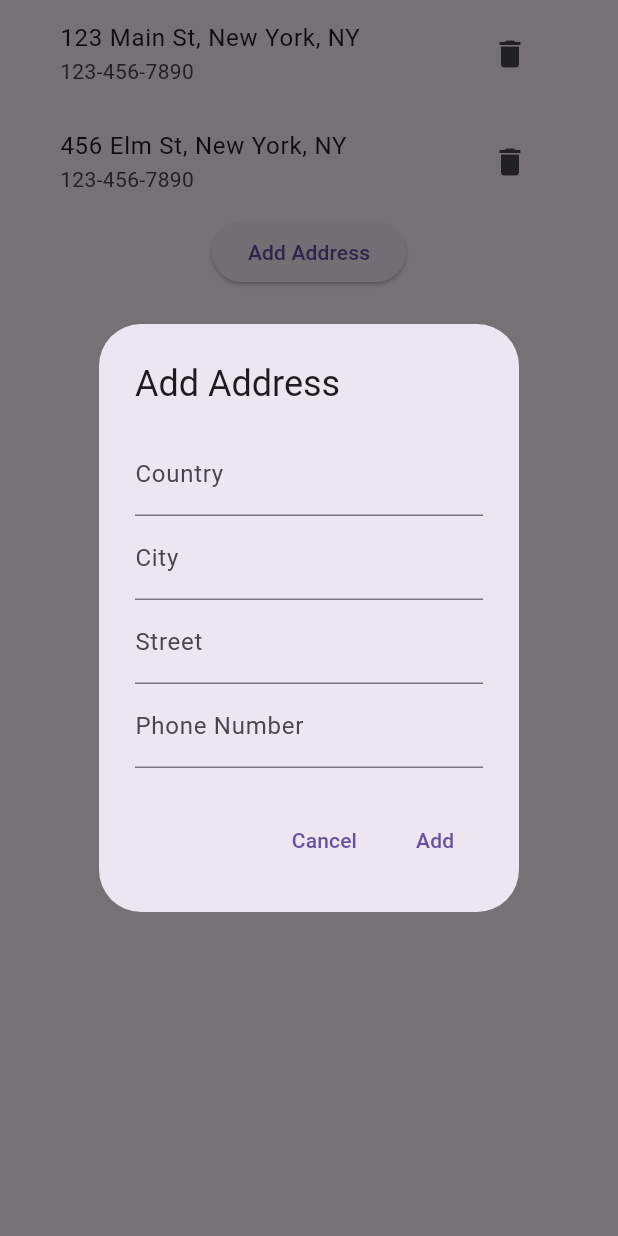
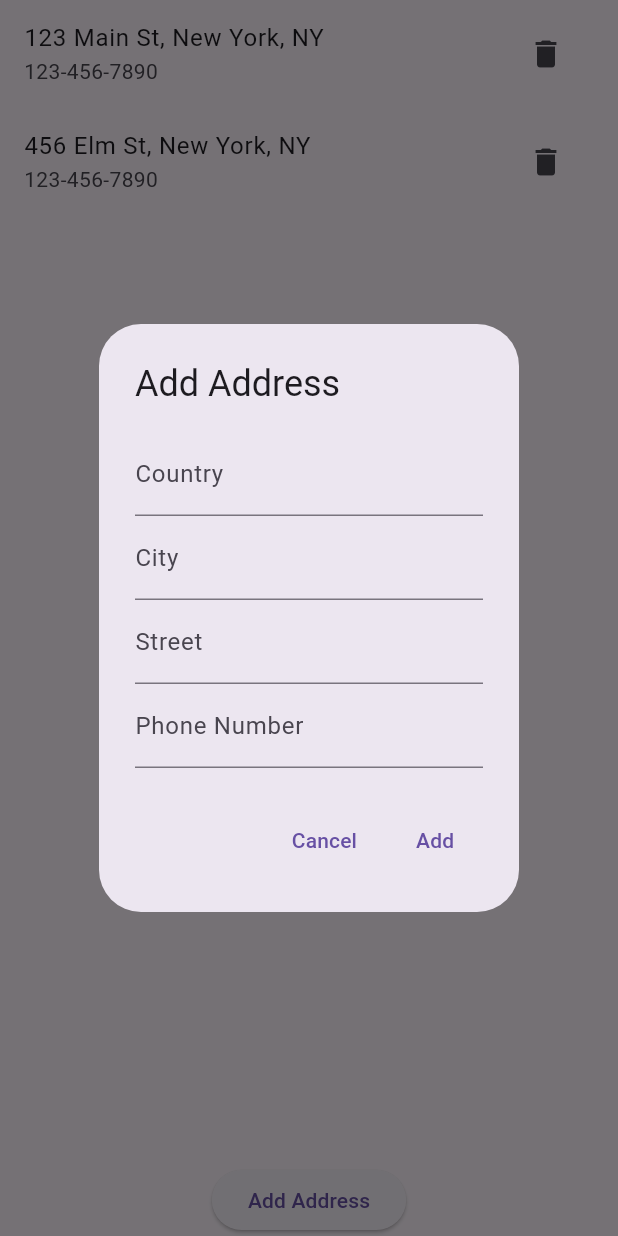
Before and after one commit to MinhTh2nh/Flutter-Store-Mobile-Application, a Flutter app: the AddressManagement screen opened directly, after a tap on "Add Address", on a phone screen of 412 x 824 dp. Run offline on Flutter 3.47's test engine with Material 3 defaults, Android fonts, the phone set to English and light mode, and no system bars; our stand-ins replace carousel_slider, cloud_firestore, firebase_auth, flutter_svg, get, velocity_x; accounts and stored records are empty.

Commit message:
fix address.

```diff
--- a/lib/components/address_management.dart
+++ b/lib/components/address_management.dart
@@ -4,6 +4,7 @@ class AddressManagement extends StatefulWidget {
   final void Function(String address, String phoneNumber)? onAddressSelected;
 
   const AddressManagement({super.key, this.onAddressSelected});
+
   @override
   // ignore: library_private_types_in_public_api
   _AddressManagementState createState() => _AddressManagementState();
@@ -11,6 +12,11 @@ const AddressManagement({super.key, this.onAddressSelected});
 
 class _AddressManagementState extends State<AddressManagement> {
   final _formKey = GlobalKey<FormState>();
+  String _country = '';
+  String _city = '';
+  String _street = '';
+  String _phoneNumber = '';
+
   List<Address> deliveryAddresses = [
     Address(
       address: '123 Main St, New York, NY',
@@ -21,9 +27,10 @@ class _AddressManagementState extends State<AddressManagement> {
       phoneNumber: '123-456-7890',
     ),
   ];
-  void addAddress(String address) {
+
+  void addAddress(Address address) {
     setState(() {
-      deliveryAddresses.add(address as Address);
+      deliveryAddresses.add(address);
     });
   }
 
@@ -35,12 +42,11 @@ class _AddressManagementState extends State<AddressManagement> {
 
   @override
   Widget build(BuildContext context) {
-    return Column(
+    return Scaffold(
+      body: Column(
         children: <Widget>[
-        Padding(
-          padding: const EdgeInsets.symmetric(horizontal: 24.0),
+          Expanded(
             child: ListView.builder(
-            shrinkWrap: true,
               itemCount: deliveryAddresses.length,
               itemBuilder: (context, index) {
                 return ListTile(
@@ -53,7 +59,8 @@ class _AddressManagementState extends State<AddressManagement> {
                     },
                   ),
                   onTap: () {
-                  widget.onAddressSelected!(deliveryAddresses[index].address , deliveryAddresses[index].phoneNumber);
+                    widget.onAddressSelected!(deliveryAddresses[index].address,
+                        deliveryAddresses[index].phoneNumber);
                     Navigator.pop(context);
                   },
                 );
@@ -77,27 +84,28 @@ class _AddressManagementState extends State<AddressManagement> {
                             decoration:
                                 const InputDecoration(labelText: 'Country'),
                             onSaved: (value) {
-                            // Save country
+                              _country = value ?? '';
                             },
                           ),
                           TextFormField(
-                          decoration: const InputDecoration(labelText: 'City'),
+                            decoration:
+                                const InputDecoration(labelText: 'City'),
                             onSaved: (value) {
-                            // Save city
+                              _city = value ?? '';
                             },
                           ),
                           TextFormField(
                             decoration:
                                 const InputDecoration(labelText: 'Street'),
                             onSaved: (value) {
-                            // Save street
+                              _street = value ?? '';
                             },
                           ),
                           TextFormField(
-                          decoration:
-                              const InputDecoration(labelText: 'Phone Number'),
+                            decoration: const InputDecoration(
+                                labelText: 'Phone Number'),
                             onSaved: (value) {
-                            // Save phone
+                              _phoneNumber = value ?? '';
                             },
                           ),
                         ],
@@ -115,7 +123,9 @@ class _AddressManagementState extends State<AddressManagement> {
                         onPressed: () {
                           if (_formKey.currentState!.validate()) {
                             _formKey.currentState!.save();
-                          // Add address to the list
+                            addAddress(Address(
+                                address: '$_street, $_city, $_country',
+                                phoneNumber: _phoneNumber));
                             Navigator.of(context).pop();
                           }
                         },
@@ -127,6 +137,7 @@ class _AddressManagementState extends State<AddressManagement> {
             },
           ),
         ],
+      ),
     );
   }
 }
```
Lines whose indentation alone changed are shown as unchanged.
